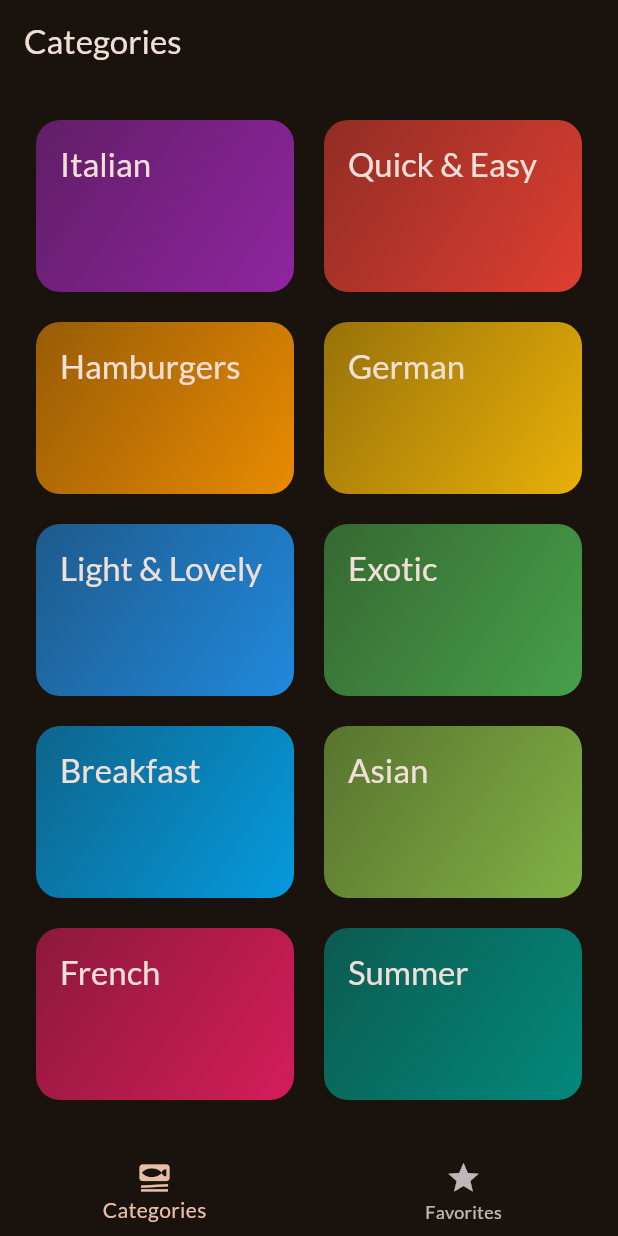
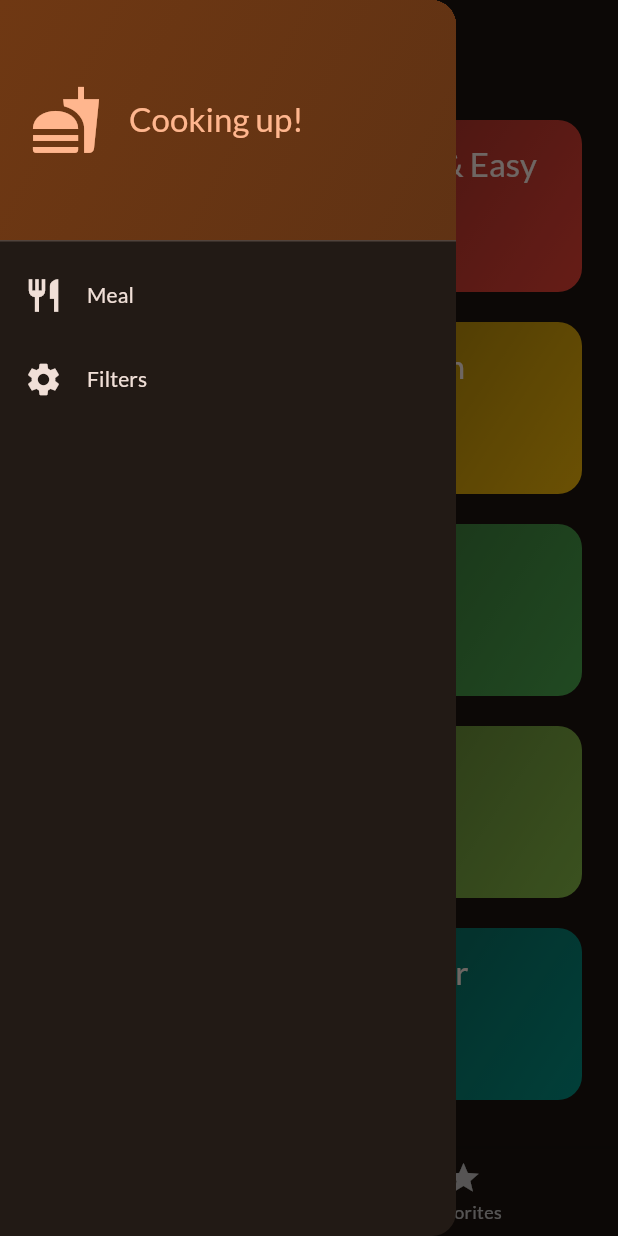
Before and after one commit to amarjaiswar16/flutter_meals_app, a Flutter app: the screen it shows after launch, with the side drawer open (before the commit the screen has no drawer), on a phone screen of 412 x 824 dp. Run offline on Flutter 3.47's test engine with Material 2 defaults, Android fonts, the phone set to English and light mode, and no system bars; our stand-ins replace google_fonts, transparent_image.

Commit message:
drawer added with two items

```diff
--- a/lib/screens/tabs_screen.dart
+++ b/lib/screens/tabs_screen.dart
@@ -2,6 +2,7 @@ import 'package:flutter/material.dart';
 import 'package:meals/models/meal.dart';
 import 'package:meals/screens/category_screen.dart';
 import 'package:meals/screens/meals_screen.dart';
+import 'package:meals/widgets/main_drawer.dart';
 
 class TabsScreen extends StatefulWidget {
   const TabsScreen({super.key});
@@ -66,6 +67,7 @@ class _TabsScreenState extends State<TabsScreen> {
       appBar: AppBar(
         title: Text(activeScreenTitle),
       ),
+      drawer: const MainDrawer(),
       body: activeScreen,
       bottomNavigationBar: BottomNavigationBar(
         currentIndex: _selectedScreenIndex,
--- /dev/null
+++ b/lib/widgets/main_drawer.dart
@@ -0,0 +1,71 @@
+import 'package:flutter/material.dart';
+
+class MainDrawer extends StatelessWidget {
+  const MainDrawer({super.key});
+
+  @override
+  Widget build(context) {
+    return Drawer(
+      child: Column(
+        children: [
+          DrawerHeader(
+            padding: const EdgeInsets.all(20),
+            decoration: BoxDecoration(
+                gradient: LinearGradient(
+              colors: [
+                Theme.of(context).colorScheme.primaryContainer,
+                Theme.of(context).colorScheme.primaryContainer.withOpacity(0.8),
+              ],
+              begin: Alignment.topLeft,
+              end: Alignment.bottomRight,
+            )),
+            child: Row(children: [
+              Icon(
+                Icons.fastfood,
+                size: 48,
+                color: Theme.of(context).colorScheme.primary,
+              ),
+              const SizedBox(
+                width: 18,
+              ),
+              Text(
+                'Cooking up!',
+                style: Theme.of(context).textTheme.titleLarge!.copyWith(
+                      color: Theme.of(context).colorScheme.primary,
+                    ),
+              ),
+            ]),
+          ),
+          ListTile(
+            leading: Icon(
+              Icons.restaurant,
+              size: 26,
+              color: Theme.of(context).colorScheme.onBackground,
+            ),
+            title: Text(
+              'Meal',
+              style: Theme.of(context).textTheme.titleSmall!.copyWith(
+                    color: Theme.of(context).colorScheme.onBackground,
+                  ),
+            ),
+            onTap: (){},
+          ),
+            ListTile(
+            leading: Icon(
+              Icons.settings,
+              size: 26,
+              color: Theme.of(context).colorScheme.onBackground,
+            ),
+            title: Text(
+              'Filters',
+              style: Theme.of(context).textTheme.titleSmall!.copyWith(
+                    color: Theme.of(context).colorScheme.onBackground,
+                  ),
+            ),
+            onTap: (){},
+          ),
+        ],
+      ),
+    );
+  }
+}
```
